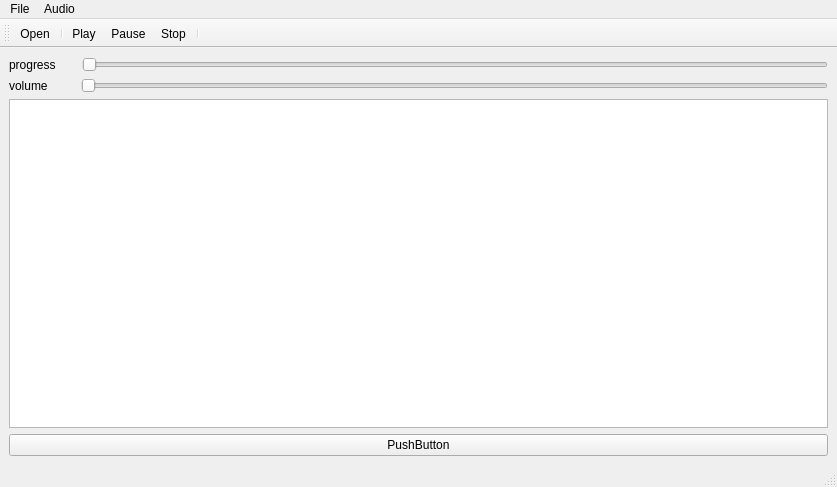
Qt form TASK 2/Mp3_player/mainwindow.ui (Shadow2121/Second_Task) before a commit.
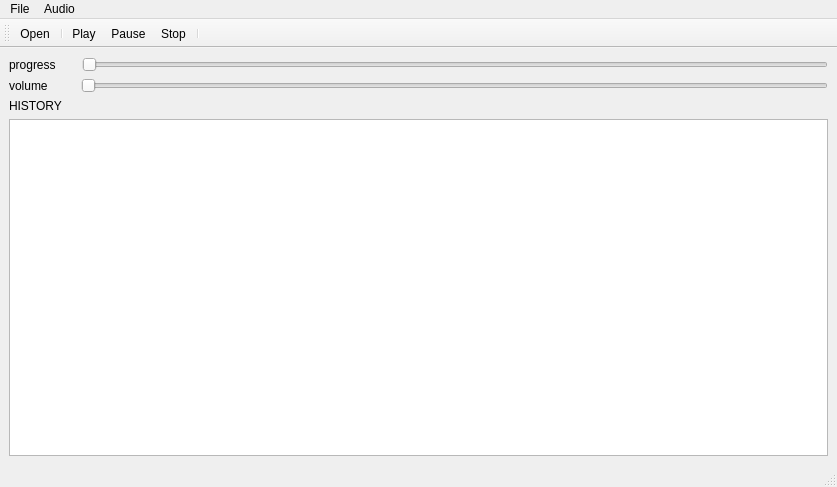
The same form after that commit. Icons and pictures are not drawn.

Commit message:
Updated Mp3_Player
I added history in it and we can play the song from history by just clicking on it

```diff
--- a/TASK 2/Mp3_player/mainwindow.ui
+++ b/TASK 2/Mp3_player/mainwindow.ui
@@ -61,15 +61,15 @@
      </layout>
     </item>
     <item>
-     <widget class="QListWidget" name="listWidget"/>
-    </item>
-    <item>
-     <widget class="QPushButton" name="pushButton">
+     <widget class="QLabel" name="label_3">
       <property name="text">
-       <string>PushButton</string>
+       <string>HISTORY</string>
       </property>
      </widget>
     </item>
+    <item>
+     <widget class="QListWidget" name="listWidget"/>
+    </item>
    </layout>
   </widget>
   <widget class="QMenuBar" name="menubar">
```
